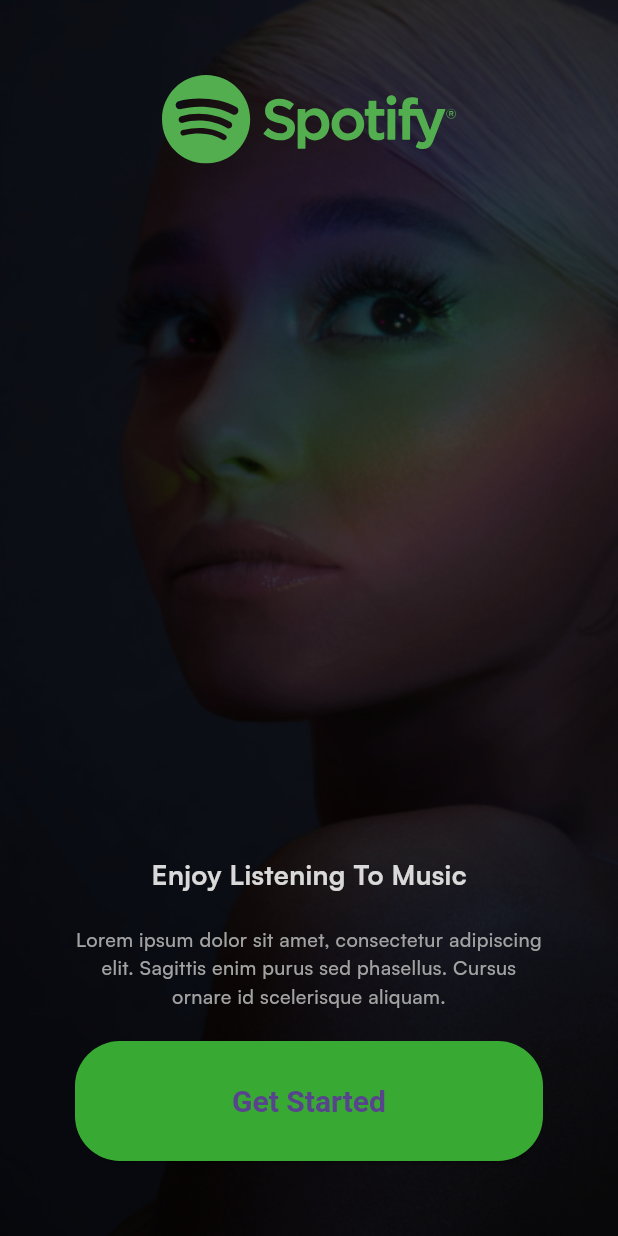
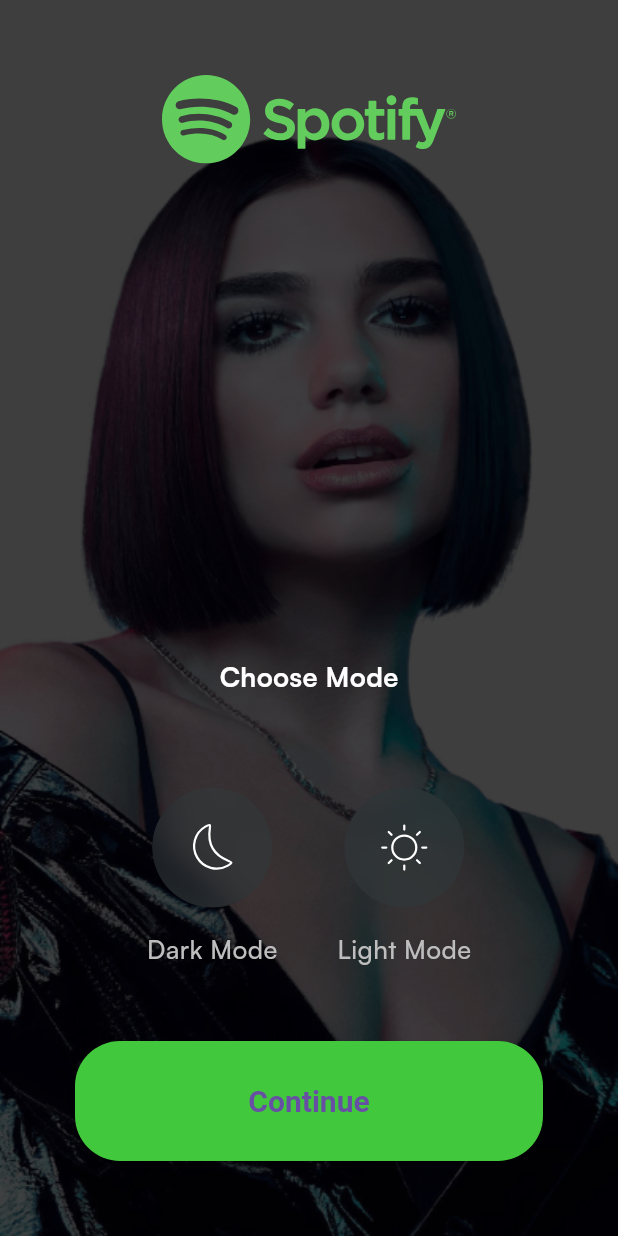
Before and after one commit to karakuscem/Flutter-Spotify-Clone, a Flutter app: the screen it shows after launch, after a tap on "Get Started", on a phone screen of 412 x 824 dp. Run offline on Flutter 3.47's test engine with Material 3 defaults, Android fonts, the phone set to English and light mode, and no system bars; our stand-ins replace flutter_svg.

Commit message:
choose mode done, 1.00.54

```diff
--- a/lib/core/configs/assets/app_images.dart
+++ b/lib/core/configs/assets/app_images.dart
@@ -3,4 +3,5 @@ class AppImages {
   static const format = '.png';
 
   static const introBG = '${basePath}intro_bg$format';
+  static const chooseModeBG = '${basePath}choose_mode_bg$format';
 }
--- a/lib/core/configs/assets/app_vectors.dart
+++ b/lib/core/configs/assets/app_vectors.dart
@@ -3,4 +3,6 @@ class AppVectors {
   static const format = '.svg';
 
   static const logo = '${basePath}spotify_logo$format';
+  static const sun = '${basePath}sun$format';
+  static const moon = '${basePath}moon$format';
 }
--- /dev/null
+++ b/lib/presentation/choose_mode/pages/choose_mode.dart
@@ -0,0 +1,129 @@
+import 'dart:ui';
+
+import 'package:flutter/material.dart';
+import 'package:flutter_svg/svg.dart';
+import 'package:spotify_clone/common/widgets/button/basic_app_button.dart';
+import 'package:spotify_clone/core/configs/assets/app_images.dart';
+import 'package:spotify_clone/core/configs/assets/app_vectors.dart';
+import 'package:spotify_clone/core/configs/theme/app_colors.dart';
+
+class ChooseModePage extends StatelessWidget {
+  const ChooseModePage({super.key});
+
+  @override
+  Widget build(BuildContext context) {
+    return Scaffold(
+      body: Stack(
+        children: [
+          Container(
+            padding: const EdgeInsets.symmetric(vertical: 50, horizontal: 50),
+            decoration: const BoxDecoration(
+              image: DecorationImage(
+                fit: BoxFit.fill,
+                image: AssetImage(AppImages.chooseModeBG)
+              ),
+            ),
+          ),
+
+          Container(
+            color: Colors.black.withOpacity(0.15),
+          ),
+          Padding(
+            padding: const EdgeInsets.symmetric(horizontal: 50, vertical: 50),
+            child: Column(
+              children: [
+                Align(
+                  alignment: Alignment.topCenter,
+                  child: SvgPicture.asset(AppVectors.logo),
+                ),
+                const Spacer(),
+                const Text(
+                  'Choose Mode',
+                  style: TextStyle(
+                    fontWeight: FontWeight.bold,
+                    fontSize: 18,
+                    color: Colors.white
+                  ),
+                ),
+                const SizedBox(
+                  height: 21,
+                ),
+                const SizedBox(height: 40),
+                Row(
+                  mainAxisAlignment: MainAxisAlignment.center,
+                  children: [
+                    Column(
+                      children: [
+                        ClipOval(
+                          child: BackdropFilter(
+                            filter: ImageFilter.blur(sigmaX: 10, sigmaY: 10),
+                            child: Container(
+                              width: 80,
+                              height: 80,
+                              decoration: BoxDecoration(
+                                shape: BoxShape.circle,
+                                color: const Color(0xFF30393B).withOpacity(0.5)
+                              ),
+                              child: SvgPicture.asset(AppVectors.moon, fit: BoxFit.none),
+                            ),
+                          ),
+                        ),
+                        const SizedBox(height: 15),
+                        const Text(
+                          'Dark Mode',
+                          style: TextStyle(
+                            fontWeight: FontWeight.w500,
+                            fontSize: 17,
+                            color: AppColors.grey
+                          ),
+                        )
+                      ],
+                    ),
+                    const SizedBox(width: 40),
+                    Column(
+                      children: [
+                        ClipOval(
+                          child: BackdropFilter(
+                            filter: ImageFilter.blur(sigmaX: 10, sigmaY: 10),
+                            child: Container(
+                              width: 80,
+                              height: 80,
+                              decoration: BoxDecoration(
+                                shape: BoxShape.circle,
+                                color: const Color(0xFF30393B).withOpacity(0.5)
+                              ),
+                              child: SvgPicture.asset(AppVectors.sun, fit: BoxFit.none),
+                            ),
+                          ),
+                        ),
+                        const SizedBox(height: 15),
+                        const Text(
+                          'Light Mode',
+                          style: TextStyle(
+                            fontWeight: FontWeight.w500,
+                            fontSize: 17,
+                            color: AppColors.grey
+                          ),
+                        )
+                      ],
+                    ),
+                  ],
+                ),
+                const SizedBox(height: 50),
+                BasicAppButton(
+                  onPressed: () {
+                    Navigator.push(
+                      context,
+                      MaterialPageRoute(builder: (BuildContext context) => const ChooseModePage())
+                    );
+                  },
+                  title: 'Continue'
+                )
+              ],
+            ),
+          )
+        ],
+      ),
+    );
+  }
+}
--- a/lib/presentation/intro/pages/get_started.dart
+++ b/lib/presentation/intro/pages/get_started.dart
@@ -4,6 +4,7 @@ import 'package:spotify_clone/common/widgets/button/basic_app_button.dart';
 import 'package:spotify_clone/core/configs/assets/app_images.dart';
 import 'package:spotify_clone/core/configs/assets/app_vectors.dart';
 import 'package:spotify_clone/core/configs/theme/app_colors.dart';
+import 'package:spotify_clone/presentation/choose_mode/pages/choose_mode.dart';
 
 class GetStartedPage extends StatelessWidget {
   const GetStartedPage({super.key});
@@ -21,6 +22,13 @@ class GetStartedPage extends StatelessWidget {
                 image: AssetImage(AppImages.introBG)
               ),
             ),
+          ),
+
+          Container(
+            color: Colors.black.withOpacity(0.15),
+          ),
+          Padding(
+            padding: const EdgeInsets.symmetric(horizontal: 50, vertical: 50),
             child: Column(
               children: [
                 Align(
@@ -50,15 +58,16 @@ class GetStartedPage extends StatelessWidget {
                 ),
                 const SizedBox(height: 20),
                 BasicAppButton(
-                  onPressed: () {},
+                  onPressed: () {
+                    Navigator.push(
+                      context,
+                      MaterialPageRoute(builder: (BuildContext context) => const ChooseModePage())
+                    );
+                  },
                   title: 'Get Started'
                 )
               ],
             ),
-          ),
-
-          Container(
-            color: Colors.black.withOpacity(0.15),
           )
         ],
       ),
```
